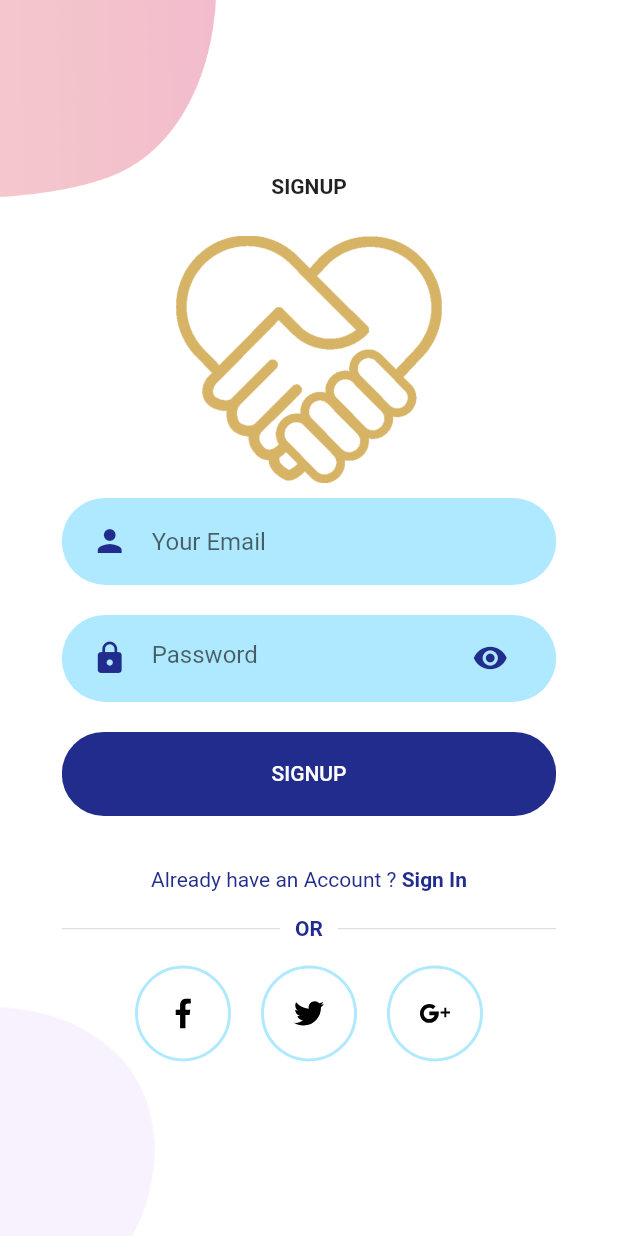
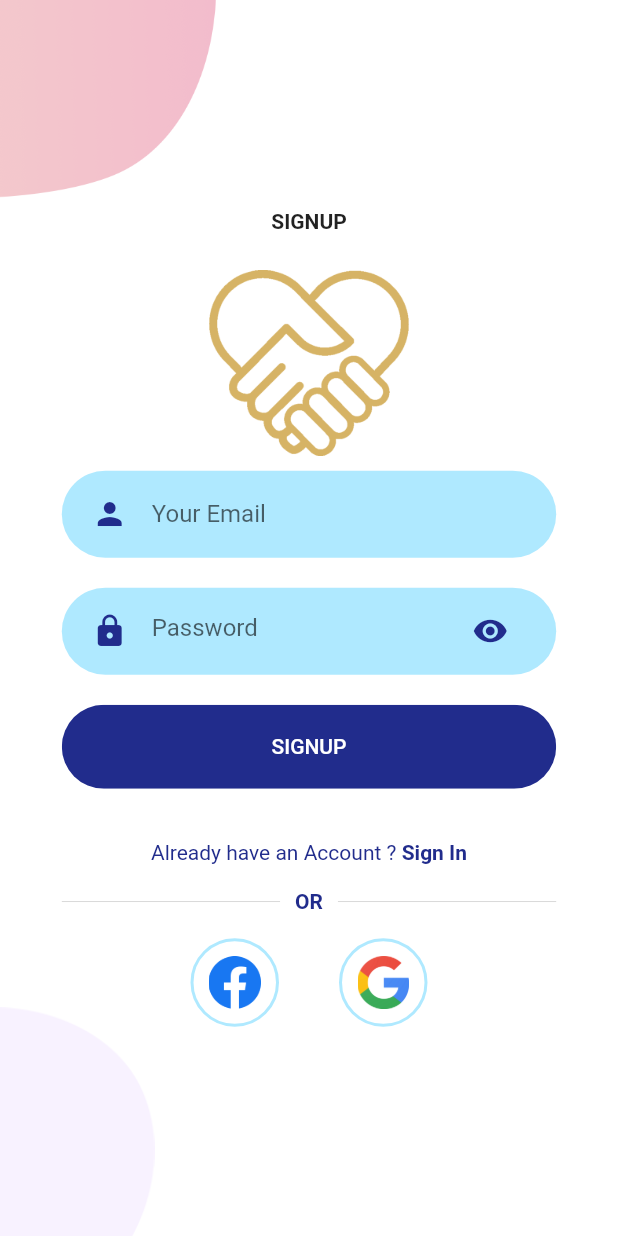
Before and after one commit to simoneghiazzi/DIMA, a Flutter app: the screen it shows after launch, after a tap on "SIGN UP", on a phone screen of 412 x 824 dp. Run offline on Flutter 3.47's test engine with Material 2 defaults, Android fonts, the phone set to English and light mode, and no system bars; our stand-ins replace flutter_svg.

Commit message:
Other modifications login and sign up

```diff
--- a/lib/Screens/Login/components/body.dart
+++ b/lib/Screens/Login/components/body.dart
@@ -27,7 +27,7 @@ class Body extends StatelessWidget {
             SizedBox(height: size.height * 0.03),
             Image.asset(
               "assets/icons/logo.png",
-              height: size.height * 0.20,
+              height: size.height * 0.15,
             ),
             SizedBox(height: size.height * 0.03),
             RoundedInputField(
--- a/lib/Screens/Signup/components/body.dart
+++ b/lib/Screens/Signup/components/body.dart
@@ -25,7 +25,7 @@ class Body extends StatelessWidget {
             SizedBox(height: size.height * 0.03),
             Image.asset(
               "assets/icons/logo.png",
-              height: size.height * 0.20,
+              height: size.height * 0.15,
             ),
             RoundedInputField(
               hintText: "Your Email",
@@ -57,15 +57,11 @@ class Body extends StatelessWidget {
               mainAxisAlignment: MainAxisAlignment.center,
               children: <Widget>[
                 SocalIcon(
-                  iconSrc: "assets/icons/facebook.svg",
+                  iconSrc: "assets/icons/facebook.png",
                   press: () {},
                 ),
                 SocalIcon(
-                  iconSrc: "assets/icons/twitter.svg",
-                  press: () {},
-                ),
-                SocalIcon(
-                  iconSrc: "assets/icons/google-plus.svg",
+                  iconSrc: "assets/icons/google.png",
                   press: () {},
                 ),
               ],
--- a/lib/Screens/Signup/components/social_icon.dart
+++ b/lib/Screens/Signup/components/social_icon.dart
@@ -16,8 +16,8 @@ class SocalIcon extends StatelessWidget {
     return GestureDetector(
       onTap: press,
       child: Container(
-        margin: EdgeInsets.symmetric(horizontal: 10),
-        padding: EdgeInsets.all(20),
+        margin: EdgeInsets.symmetric(horizontal: 20),
+        padding: EdgeInsets.all(10),
         decoration: BoxDecoration(
           border: Border.all(
             width: 2,
@@ -25,10 +25,10 @@ class SocalIcon extends StatelessWidget {
           ),
           shape: BoxShape.circle,
         ),
-        child: SvgPicture.asset(
+        child: Image.asset(
           iconSrc,
-          height: 20,
-          width: 20,
+          height: 35,
+          width: 35,
         ),
       ),
     );
--- a/lib/Screens/Welcome/components/body.dart
+++ b/lib/Screens/Welcome/components/body.dart
@@ -23,7 +23,7 @@ class Body extends StatelessWidget {
             SizedBox(height: size.height * 0.05),
             Image.asset(
               "assets/icons/logo.png",
-              height: size.height * 0.20,
+              height: size.height * 0.15,
             ),
             SizedBox(height: size.height * 0.05),
             RoundedButton(
```
Also changed, not shown: assets/icons/google.png, assets/icons/google.svg (added).
